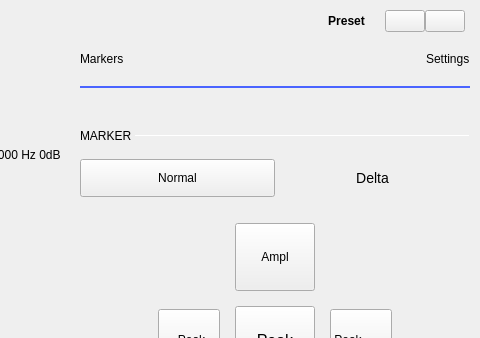
The window that plugins/m2k/ui/spectrum_analyzer.ui (analogdevicesinc/scopy) describes before a commit, drawn with Qt 5; both pictures show x 523 to 1003 and y 0 to 338 of the 1003 by 661 pixel window.
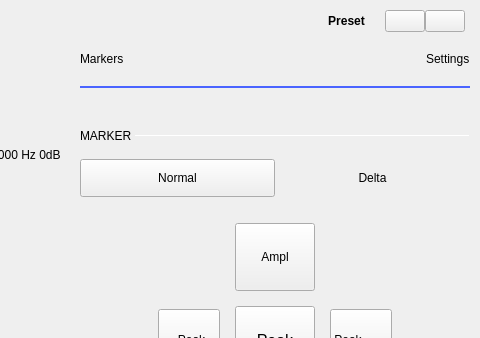
The same window after the commit. The open tabs and pages were chosen to show the change. Icons and pictures are not drawn. Custom widgets are drawn as their Qt base class.

Commit message: gui / preferences: added experimental font scaling - other changes for a more seamless scaling

```diff
--- a/plugins/m2k/ui/spectrum_analyzer.ui
+++ b/plugins/m2k/ui/spectrum_analyzer.ui
@@ -1783,7 +1783,6 @@
                        <property name="styleSheet">
                         <string notr="true">QPushButton {
 
-font-size:14px;
 height: 30px;
 width: 120px;
 border-width: 0px;
```
The commit also changes 34 other files.
